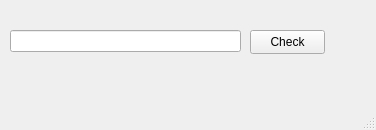
Qt form Lesson_5/Task_4/mainwindow.ui (kortuwka/NG-2024-Illia-Rabcinskiy) before a commit.
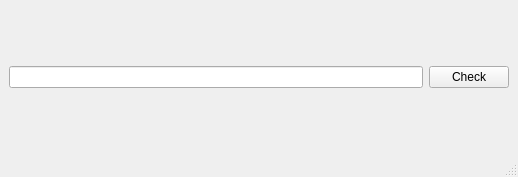
The same form after that commit.

```diff
--- a/Lesson_5/Task_4/mainwindow.ui
+++ b/Lesson_5/Task_4/mainwindow.ui
@@ -6,37 +6,26 @@
    <rect>
     <x>0</x>
     <y>0</y>
-    <width>376</width>
-    <height>130</height>
+    <width>518</width>
+    <height>177</height>
    </rect>
   </property>
   <property name="windowTitle">
    <string>MainWindow</string>
   </property>
   <widget class="QWidget" name="centralwidget">
-   <widget class="QLineEdit" name="lineEdit">
-    <property name="geometry">
-     <rect>
-      <x>10</x>
-      <y>30</y>
-      <width>231</width>
-      <height>22</height>
-     </rect>
-    </property>
-   </widget>
+   <layout class="QHBoxLayout" name="horizontalLayout">
+    <item>
+     <widget class="QLineEdit" name="lineEdit"/>
+    </item>
+    <item>
    <widget class="QPushButton" name="pushButton">
-    <property name="geometry">
-     <rect>
-      <x>250</x>
-      <y>30</y>
-      <width>75</width>
-      <height>24</height>
-     </rect>
-    </property>
     <property name="text">
      <string>Check</string>
     </property>
    </widget>
+    </item>
+   </layout>
   </widget>
   <widget class="QMenuBar" name="menubar">
    <property name="geometry">
```
Left out of the diff: 4 changed lines with no effect on the pictures. Lines whose indentation alone changed are shown as unchanged.
